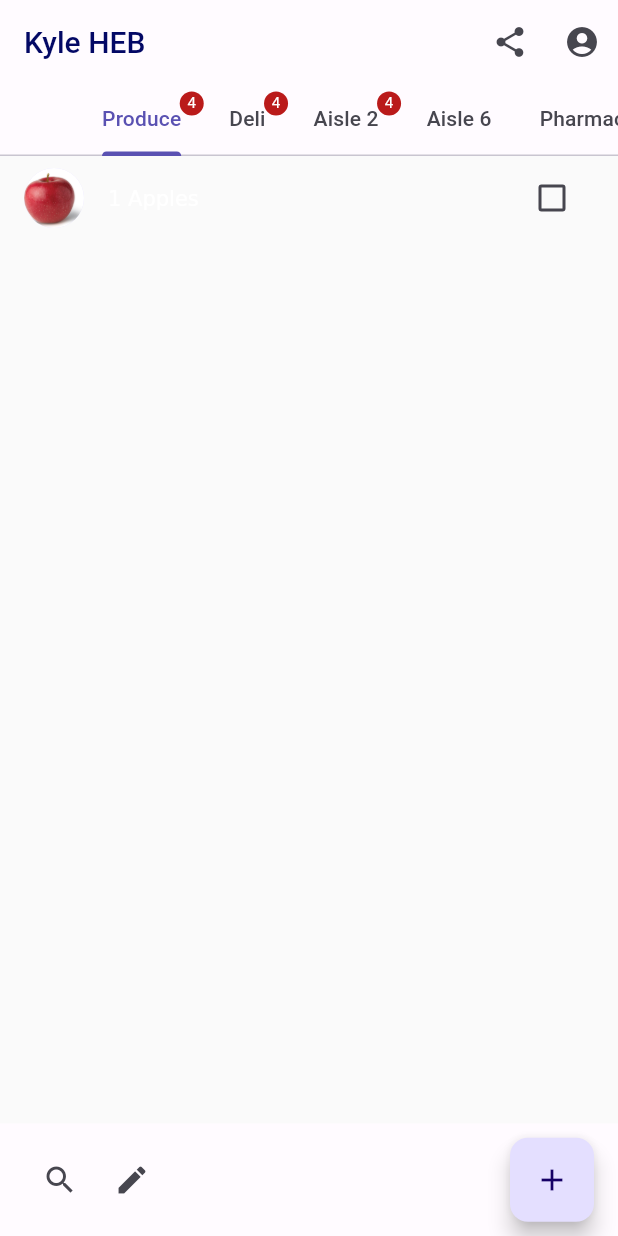
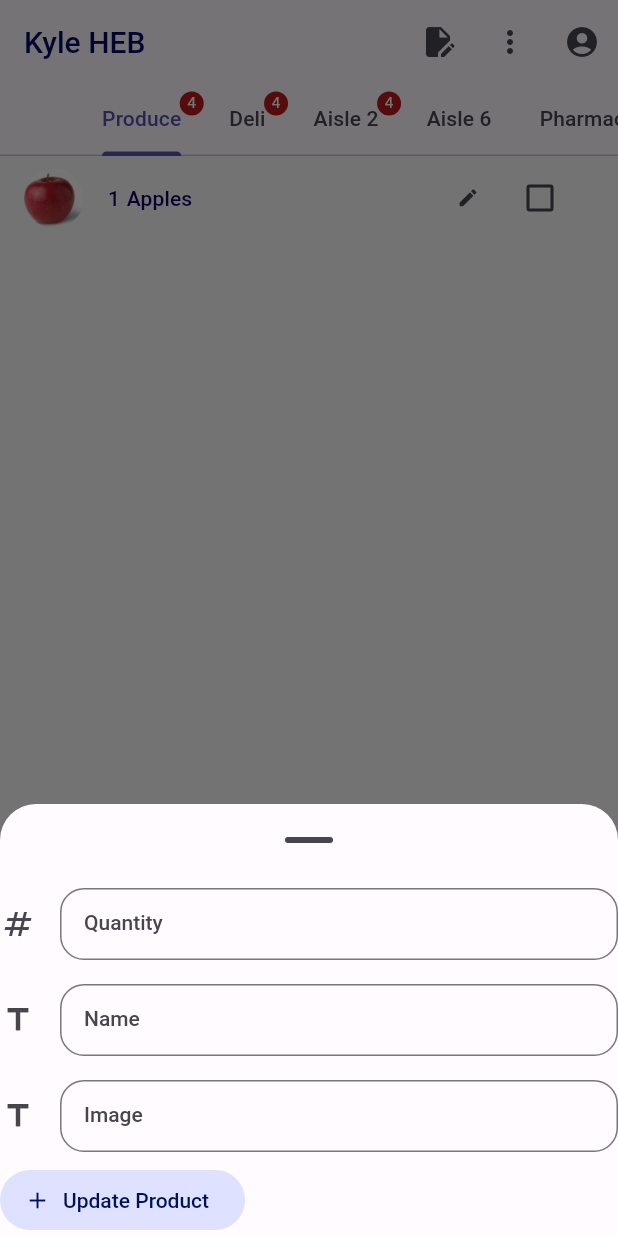
Before and after one commit to code-red-panda/foodlabelwiki-flutter, a Flutter app: the StoreView screen opened by its route, after a tap on the "edit" icon, on a phone screen of 412 x 824 dp. Run offline on Flutter 3.47's test engine with Material 2 defaults, Android fonts, the phone set to English and light mode, and no system bars; our stand-ins replace bloc, equatable, flutter_bloc, go_router, google_fonts, realm; generated files the repository leaves out were written again; Roboto replaces fonts that are missing (Montaga).

Commit message:
added more layouts to store view, created product bloc for handling form data

```diff
--- a/lib/src/libs.dart
+++ b/lib/src/libs.dart
@@ -8,6 +8,7 @@
 export '/src/app.dart';
 export '/src/auth/auth.dart';
 export '/src/login/login.dart';
+export '/src/product/product.dart';
 export '/src/router/router.dart';
 export '/src/store/store.dart';
 export '/src/style/style.dart';
--- a/lib/src/login/bloc/login_state.dart
+++ b/lib/src/login/bloc/login_state.dart
@@ -19,9 +19,6 @@
     this.errorMessage = '',
   });
 
-  @override
-  List<Object?> get props => [showLoader, pageType, email, password, confirmPassword, errorMessage];
-
   LoginState copyWith({
     bool? showLoader,
     PageType? pageType,
@@ -39,4 +36,8 @@
       errorMessage: errorMessage ?? this.errorMessage,
     );
   }
+
+  @override
+  List<Object?> get props =>
+      [showLoader, pageType, email, password, confirmPassword, errorMessage];
 }
--- /dev/null
+++ b/lib/src/product/bloc/product_bloc.dart
@@ -0,0 +1,42 @@
+import 'package:bloc/bloc.dart';
+import 'package:equatable/equatable.dart';
+
+part 'product_event.dart';
+part 'product_state.dart';
+
+class ProductBloc extends Bloc<ProductEvent, ProductState> {
+  ProductBloc() : super(const ProductState()) {
+    on<NameChanged>(_onNameChanged);
+    on<ImageChanged>(_onImageChanged);
+    on<QuantityChanged>(_onQuantityChanged);
+    on<UpdateProduct>(_onUpdateProduct);
+  }
+
+  void _onNameChanged(
+    NameChanged event,
+    Emitter<ProductState> emit,
+  ) {
+    emit(state.copyWith(name: event.name));
+  }
+
+  void _onImageChanged(
+    ImageChanged event,
+    Emitter<ProductState> emit,
+  ) {
+    emit(state.copyWith(image: event.image));
+  }
+
+  void _onQuantityChanged(
+    QuantityChanged event,
+    Emitter<ProductState> emit,
+  ) {
+    emit(state.copyWith(quantity: event.quantity));
+  }
+
+  void _onUpdateProduct(
+    UpdateProduct event,
+    Emitter<ProductState> emit,
+  ) {
+    print('update product in realm');
+  }
+}
--- /dev/null
+++ b/lib/src/product/bloc/product_event.dart
@@ -0,0 +1,39 @@
+part of 'product_bloc.dart';
+
+abstract class ProductEvent extends Equatable {
+  const ProductEvent();
+
+  @override
+  List<Object> get props => [];
+}
+
+final class NameChanged extends ProductEvent {
+  final String name;
+
+  const NameChanged(this.name);
+
+  @override
+  List<Object> get props => [name];
+}
+
+final class ImageChanged extends ProductEvent {
+  final String image;
+
+  const ImageChanged(this.image);
+
+  @override
+  List<Object> get props => [image];
+}
+
+final class QuantityChanged extends ProductEvent {
+  final String quantity;
+
+  const QuantityChanged(this.quantity);
+
+  @override
+  List<Object> get props => [quantity];
+}
+
+final class UpdateProduct extends ProductEvent {
+  const UpdateProduct();
+}
--- /dev/null
+++ b/lib/src/product/bloc/product_state.dart
@@ -0,0 +1,33 @@
+part of 'product_bloc.dart';
+
+final class ProductState extends Equatable {
+  final String name;
+  final String image;
+  final String quantity;
+  final bool isComplete;
+
+  const ProductState({
+    this.name = '',
+    this.image = 'assets/images/apple.jpg',
+    this.quantity = '1',
+    this.isComplete = false,
+  });
+
+
+  ProductState copyWith({
+    String? name,
+    String? image,
+    String? quantity,
+    bool? isComplete
+  }) {
+    return ProductState(
+      name: name ?? this.name,
+      image: image ?? this.image,
+      quantity: quantity ?? this.quantity,
+      isComplete: isComplete ?? this.isComplete,
+    );
+  }
+
+  @override
+  List<Object> get props => [];
+}
--- /dev/null
+++ b/lib/src/product/form_fields.dart
@@ -0,0 +1,101 @@
+import 'product.dart';
+
+class QuantityTile extends StatelessWidget {
+  const QuantityTile({super.key});
+
+  @override
+  Widget build(BuildContext context) {
+    return BlocBuilder<ProductBloc, ProductState>(
+      buildWhen: (previous, current) => previous.quantity != current.quantity,
+      builder: (context, state) {
+        return ListTile(
+          contentPadding: EdgeInsets.zero,
+          leading: const Icon(Icons.numbers),
+          subtitle: TextField(
+            onChanged: (quantity) =>
+                context.read<ProductBloc>().add(QuantityChanged(quantity)),
+            decoration: InputDecoration(
+                labelText: 'Quantity',
+                counterText: '',
+                border: OutlineInputBorder(borderRadius: borderMedium)),
+            keyboardType: TextInputType.number,
+            autocorrect: false,
+            //autofillHints: const <String>['Email'],
+            maxLength: 5,
+          ),
+        );
+      },
+    );
+  }
+}
+
+class NameTile extends StatelessWidget {
+  const NameTile({super.key});
+
+  @override
+  Widget build(BuildContext context) {
+    return BlocBuilder<ProductBloc, ProductState>(
+      buildWhen: (previous, current) => previous.name != current.name,
+      builder: (context, state) {
+        return ListTile(
+          contentPadding: EdgeInsets.zero,
+          leading: const Icon(Icons.title),
+          subtitle: TextField(
+            onChanged: (name) =>
+                context.read<ProductBloc>().add(NameChanged(name)),
+            decoration: InputDecoration(
+                labelText: 'Name',
+                counterText: '',
+                border: OutlineInputBorder(borderRadius: borderMedium)),
+            keyboardType: TextInputType.text,
+            autocorrect: false,
+            //autofillHints: const <String>['Email'],
+            maxLength: 5,
+          ),
+        );
+      },
+    );
+  }
+}
+
+class ImageTile extends StatelessWidget {
+  const ImageTile({super.key});
+
+  @override
+  Widget build(BuildContext context) {
+    return BlocBuilder<ProductBloc, ProductState>(
+      buildWhen: (previous, current) => previous.image != current.image,
+      builder: (context, state) {
+        return ListTile(
+          contentPadding: EdgeInsets.zero,
+          leading: const Icon(Icons.title),
+          subtitle: TextField(
+            onChanged: (image) =>
+                context.read<ProductBloc>().add(ImageChanged(image)),
+            decoration: InputDecoration(
+                labelText: 'Image',
+                counterText: '',
+                border: OutlineInputBorder(borderRadius: borderMedium)),
+            keyboardType: TextInputType.text,
+            autocorrect: false,
+            //autofillHints: const <String>['Email'],
+            maxLength: 5,
+          ),
+        );
+      },
+    );
+  }
+}
+
+class UpdateProductButton extends StatelessWidget {
+  const UpdateProductButton({super.key});
+
+  @override
+  Widget build(BuildContext context) {
+    return FilledButton.tonalIcon(
+      onPressed: () => context.read<ProductBloc>().add(const UpdateProduct()),
+      icon: const Icon(Icons.add),
+      label: const Text('Update Product'),
+    );
+  }
+}
--- /dev/null
+++ b/lib/src/product/models.dart
@@ -0,0 +1,13 @@
+class Product {
+  final String name;
+  final String image;
+  final String quantity;
+  final bool isComplete;
+
+  const Product({
+    required this.name,
+    this.image = 'assets/images/apple.jpg',
+    this.quantity = '1',
+    this.isComplete = false,
+  });
+}
--- /dev/null
+++ b/lib/src/product/product.dart
@@ -0,0 +1,5 @@
+export '/src/libs.dart';
+export 'form_fields.dart';
+export 'models.dart';
+export 'product_tile.dart';
+export 'bloc/product_bloc.dart';
--- /dev/null
+++ b/lib/src/product/product_tile.dart
@@ -0,0 +1,79 @@
+import 'product.dart';
+
+class ProductTile extends StatelessWidget {
+  final Product product;
+
+  const ProductTile({
+    super.key,
+    required this.product,
+  });
+
+  @override
+  Widget build(BuildContext context) {
+    void editProduct() {
+      showModalBottomSheet(
+          context: context,
+          useSafeArea: true,
+          showDragHandle: true,
+          isScrollControlled: true,
+          shape: const RoundedRectangleBorder(
+              borderRadius: BorderRadius.only(
+                  topLeft: Radius.circular(24), topRight: Radius.circular(24))),
+          builder: (context) {
+            return SingleChildScrollView(
+              padding: EdgeInsets.only(
+                  bottom: MediaQuery.of(context).viewInsets.bottom),
+              child: BlocProvider(
+                create: (context) => ProductBloc(),
+                child: const Wrap(
+                  children: [
+                    QuantityTile(),
+                    NameTile(),
+                    ImageTile(),
+                    UpdateProductButton(),
+                  ],
+                ),
+              ),
+            );
+          });
+    }
+
+    return ListTile(
+      tileColor: product.isComplete
+          ? Theme.of(context).colorScheme.primaryContainer
+          : null,
+      leading: CircleAvatar(
+        foregroundImage: AssetImage(product.image),
+      ),
+      title: RichText(
+        text: TextSpan(
+          children: [
+            TextSpan(
+                text: product.quantity,
+                style: Theme.of(context).textTheme.titleSmall),
+            const TextSpan(text: ' '),
+            TextSpan(
+                text: product.name,
+                style: Theme.of(context).textTheme.titleSmall),
+          ],
+        ),
+      ),
+      trailing: SizedBox(
+        width: 100,
+        child: Row(
+          children: [
+            IconButton(
+                onPressed: () => editProduct(),
+                icon: Icon(
+                  Icons.edit,
+                  size: 15,
+                )),
+            Checkbox(
+                value: product.isComplete, onChanged: (value) => print(value)),
+          ],
+        ),
+      ),
+      onTap: () => print('abc'),
+    );
+  }
+}
--- a/lib/src/store/models.dart
+++ b/lib/src/store/models.dart
@@ -1,16 +1,4 @@
-class Product {
-  final String name;
-  final String image;
-  final String quantity;
-  final bool isComplete;
-
-  const Product({
-    required this.name,
-    this.image = 'assets/images/apple.jpg',
-    this.quantity = '1',
-    this.isComplete = false,
-  });
-}
+import 'store.dart';
 
 class Aisle {
   final String name;
--- a/lib/src/store/view.dart
+++ b/lib/src/store/view.dart
@@ -44,8 +44,6 @@
     super.key,
   });
 
-  static const routeName = '/';
-
   @override
   State<StoreView> createState() => _StoreViewState();
 }
@@ -67,19 +65,22 @@
   @override
   Widget build(BuildContext context) {
     void fabAdd() {
-      showModalBottomSheet(
+     showModalBottomSheet(
           context: context,
           useSafeArea: true,
           showDragHandle: true,
           shape: const RoundedRectangleBorder(
-            borderRadius: BorderRadius.only(topLeft: Radius.circular(24), topRight: Radius.circular(24))
-          ),
+              borderRadius: BorderRadius.only(
+                  topLeft: Radius.circular(24), topRight: Radius.circular(24))),
           builder: (context) {
             return Wrap(
               children: [
                 ListTile(
                   leading: const Icon(Icons.store),
-                  title: const Badge(label: Text('Premium'), offset: Offset(-75, 0), child: Text('Add store')),
+                  title: const Badge(
+                      label: Text('Premium'),
+                      offset: Offset(-75, 0),
+                      child: Text('Add store')),
                   onTap: () => print('add store'),
                 ),
                 ListTile(
@@ -97,18 +98,69 @@
           });
     }
 
+    Future<void> showD(BuildContext context) async {
+      print('show d');
+      await showDialog(
+                context: context,
+                builder: (context) => Dialog(
+                  child: Column(
+                    mainAxisSize: MainAxisSize.min,
+                    mainAxisAlignment: MainAxisAlignment.center,
+                    children: <Widget>[
+                      const Text('This is a typical dialog.'),
+                      const SizedBox(height: 15),
+                      TextButton(
+                        onPressed: () {
+                          Navigator.pop(context);
+                        },
+                        child: const Text('Close'),
+                      ),
+                    ],
+                  ),
+                ),
+              );
+    }
+
     return SafeArea(
       child: DefaultTabController(
         initialIndex: 0,
         length: aisles.length,
         child: Scaffold(
+          resizeToAvoidBottomInset: false,
           appBar: AppBar(
             title: const Text('Kyle HEB'),
             actions: [
-              IconButton(
-                onPressed: () => print('share'),
-                icon: const Icon(Icons.share),
-                tooltip: 'Share this list',
+                            IconButton(
+                onPressed: () => showD(context),
+                icon: const Icon(Icons.edit_document),
+                tooltip: 'View and edit account',
+              ),
+              PopupMenuButton<ListTile>(
+                itemBuilder: (theContext) => <PopupMenuEntry<ListTile>>[
+                  PopupMenuItem<ListTile>(
+                    onTap: () => print('share list'),
+                    child: const ListTile(
+                      leading: Icon(Icons.share),
+                      title: Text('Share list'),
+                      trailing: Icon(Icons.group),
+                    ),
+                  ),
+                  PopupMenuItem<ListTile>(
+                    onTap: () => print('edit store name'),
+                    child: const ListTile(
+                      leading: Icon(Icons.edit_document),
+                      title: Text('Edit store name'),
+                    ),
+                  ),
+                  PopupMenuItem<ListTile>(
+                    onTap: () => showD(theContext),
+                    child: const ListTile(
+                      leading: Icon(Icons.delete_forever),
+                      title: Text('Delete list'),
+
+                    ),
+                  ),
+                ],
               ),
               IconButton(
                 onPressed: () => print('account'),
@@ -142,7 +194,8 @@
                   return ListView.builder(
                     itemCount: 1,
                     itemBuilder: (BuildContext context, int index) {
-                      return ProductTile(product: aisles[index].products![index]);
+                      return ProductTile(
+                          product: aisles[index].products![index]);
                     },
                   );
                 }
@@ -160,11 +213,6 @@
             child: Row(
               children: [
                 IconButton(
-                  onPressed: () => print('search'),
-                  icon: const Icon(Icons.search),
-                  tooltip: 'Search for a product across all aisles',
-                ),
-                IconButton(
                     onPressed: () => print('edit'),
                     icon: const Icon(Icons.edit),
                     tooltip: 'Edit products'),
@@ -179,7 +227,8 @@
             )),
             onPressed: () => fabAdd(),
           ),
-          floatingActionButtonLocation: FloatingActionButtonLocation.endContained,
+          floatingActionButtonLocation:
+              FloatingActionButtonLocation.endContained,
         ),
       ),
     );
--- a/lib/src/store/widgets.dart
+++ /dev/null
@@ -1,45 +0,0 @@
-import 'store.dart';
-
-class ProductTile extends StatefulWidget {
-  final Product product;
-
-  const ProductTile({
-    super.key,
-    required this.product,
-  });
-
-  @override
-  State<ProductTile> createState() => _ProductTileState();
-}
-
-class _ProductTileState extends State<ProductTile> {
-  @override
-  void initState() {
-    // TODO: implement initState
-    super.initState();
-  }
-
-  void setChecked(bool value) {
-    setState(() {});
-  }
-
-  @override
-  Widget build(BuildContext context) {
-    return CheckboxListTile(
-      title: RichText(
-        text: TextSpan(
-          children: [
-            TextSpan(text: widget.product.quantity),
-            const TextSpan(text: ' '),
-            TextSpan(text: widget.product.name),
-          ],
-        ),
-      ),
-      value: widget.product.isComplete,
-      secondary: CircleAvatar(
-        foregroundImage: AssetImage(widget.product.image),
-      ),
-      onChanged: (newValue) => print('abc'),
-    );
-  }
-}
--- a/lib/src/style/text_theme.dart
+++ b/lib/src/style/text_theme.dart
@@ -11,20 +11,20 @@
     displayMedium: primaryFont.copyWith(color: colorScheme.primary),
     displaySmall: primaryFont.copyWith(color: colorScheme.primary),
 
-    headlineLarge: primaryFont.copyWith(),
-    headlineMedium: primaryFont.copyWith(),
-    headlineSmall: primaryFont.copyWith(),
+    headlineLarge: primaryFont.copyWith(color: colorScheme.onBackground),
+    headlineMedium: primaryFont.copyWith(color: colorScheme.onBackground),
+    headlineSmall: primaryFont.copyWith(color: colorScheme.onBackground),
 
-    labelLarge: primaryFont.copyWith(),
-    labelMedium: primaryFont.copyWith(),
-    labelSmall: primaryFont.copyWith(),
+    labelLarge: primaryFont.copyWith(color: colorScheme.onBackground),
+    labelMedium: primaryFont.copyWith(color: colorScheme.onBackground),
+    labelSmall: primaryFont.copyWith(color: colorScheme.onBackground),
 
     titleLarge: primaryFont.copyWith(color: colorScheme.onPrimaryContainer),
     titleMedium: primaryFont.copyWith(color: colorScheme.onPrimaryContainer),
     titleSmall: primaryFont.copyWith(color: colorScheme.onPrimaryContainer),
 
-    bodyLarge: primaryFont.copyWith(color: colorScheme.onPrimaryContainer),
-    bodyMedium: primaryFont.copyWith(color: colorScheme.onPrimaryContainer),
-    bodySmall: primaryFont.copyWith(color: colorScheme.onPrimaryContainer),
+    bodyLarge: primaryFont.copyWith(color: colorScheme.onBackground),
+    bodyMedium: primaryFont.copyWith(color: colorScheme.onBackground),
+    bodySmall: primaryFont.copyWith(color: colorScheme.onBackground),
   );
 }
```
